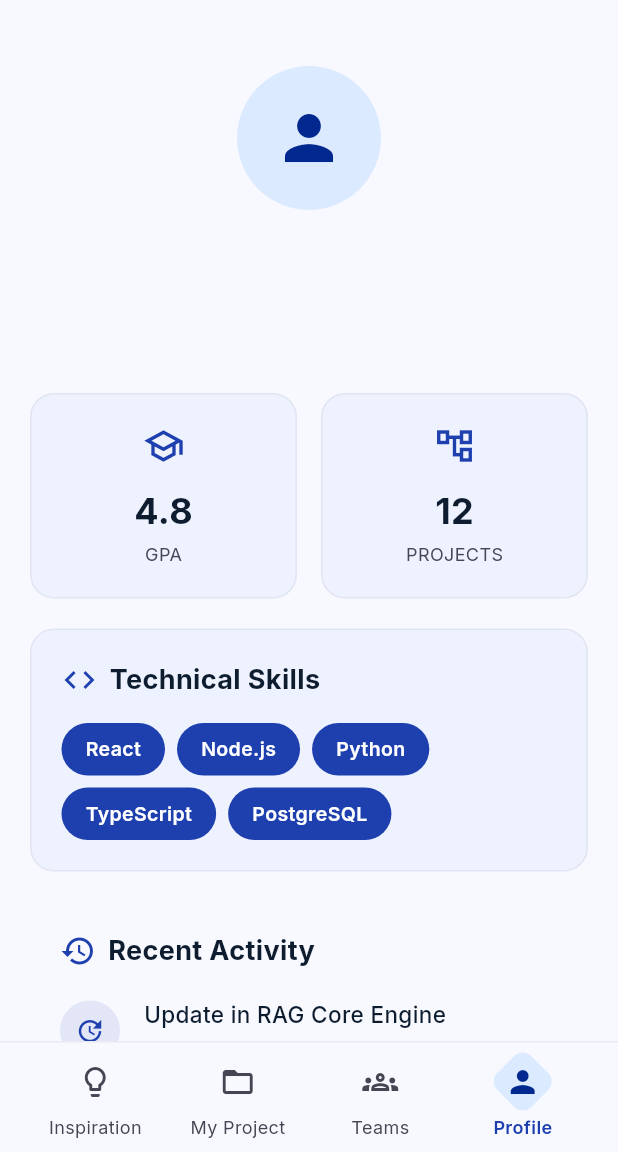
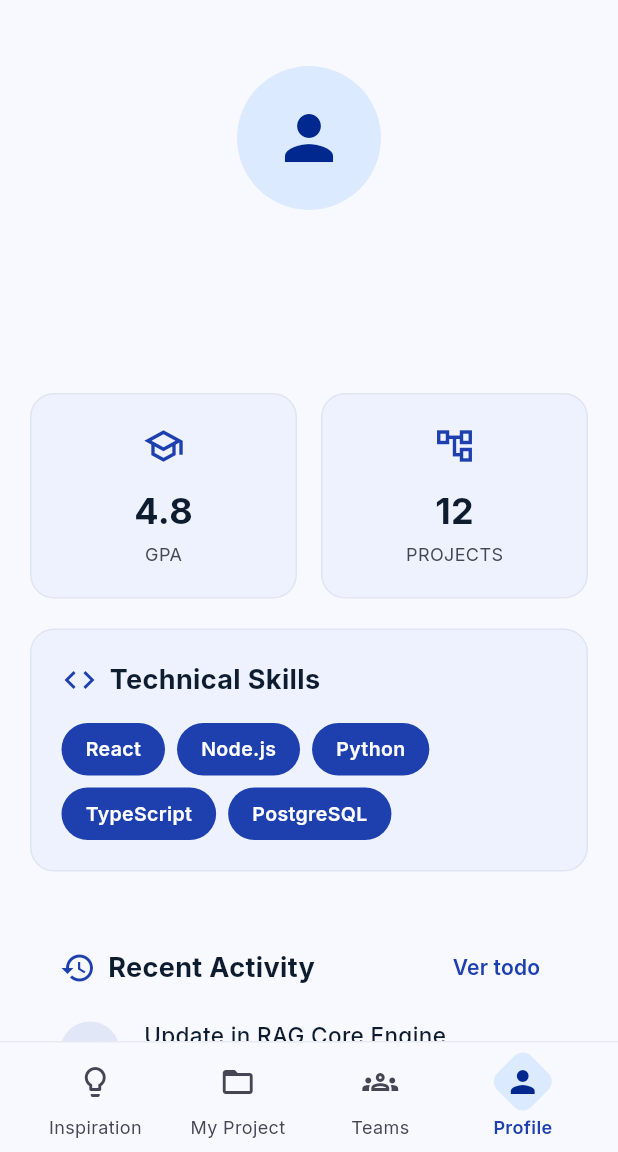
Before and after one commit to eduartrob/mobile-front-corvus, a Flutter app: the ProfilePage screen opened by its route, on a phone screen of 412 x 824 dp, the part 84-1236 px from its top. Run offline on Flutter 3.47's test engine with Material 3 defaults, Android fonts, the phone set to English and light mode, and no system bars; our stand-ins replace file_picker, firebase_core, firebase_messaging, flutter_local_notifications, flutter_secure_storage, flutter_svg and 5 more; accounts and stored records are empty.

Commit message:
feat(ui): add activity history page and recent activity section

```diff
--- a/lib/core/router/appRouter.dart
+++ b/lib/core/router/appRouter.dart
@@ -15,6 +15,7 @@ import 'package:mobile/features/prof_reviews/presentation/pages/prof_reviews_pag
 import 'package:mobile/features/prof_rules/presentation/pages/prof_rules_page.dart';
 import 'package:mobile/features/prof_history/presentation/pages/prof_history_page.dart';
 import 'package:mobile/features/prof_profile/presentation/pages/prof_profile_page.dart';
+import 'package:mobile/features/profile/presentation/pages/activity_history_page.dart';
 import 'package:mobile/core/router/main_layout.dart';
 import 'package:mobile/core/router/prof_main_layout.dart';
 
@@ -146,6 +147,10 @@ class AppRouter extends StatelessWidget {
           path: '/prof-profile',
           builder: (context, state) => const ProfProfilePage(),
         ),
+        GoRoute(
+          path: '/activity-history',
+          builder: (context, state) => const ActivityHistoryPage(),
+        ),
       ],
     );
 
--- a/lib/features/profile/presentation/pages/profile_page.dart
+++ b/lib/features/profile/presentation/pages/profile_page.dart
@@ -9,6 +9,7 @@ import 'package:mobile/l10n/app_localizations.dart';
 import '../widgets/student_header_info.dart';
 import '../widgets/student_stats_card.dart';
 import '../widgets/technical_skills_section.dart';
+import '../widgets/recent_activity_section.dart';
 
 class ProfilePage extends StatelessWidget {
   const ProfilePage({super.key});
@@ -49,48 +50,7 @@ class ProfilePage extends StatelessWidget {
 
             const SizedBox(height: 20),
 
-            Container(
-              width: double.infinity,
-              padding: const EdgeInsets.all(20),
-              decoration: const BoxDecoration(
-                color: Colors.transparent,
-              ),
-              child: Column(
-                crossAxisAlignment: CrossAxisAlignment.start,
-                children: [
-                  Row(
-                    children: [
-                      Icon(Icons.history, color: colorScheme.primary),
-                      const SizedBox(width: 8),
-                      Text(
-                        l10n.recentActivity,
-                        style: const TextStyle(
-                          fontSize: 18,
-                          fontWeight: FontWeight.bold,
-                        ),
-                      ),
-                    ],
-                  ),
-                  const SizedBox(height: 20),
-                  _buildActivityItem(
-                    context,
-                    icon: Icons.update,
-                    title: l10n.ragEngineUpdate,
-                    time: l10n.timeTwoHoursAgo,
-                  ),
-                  const Padding(
-                    padding: EdgeInsets.symmetric(vertical: 12),
-                    child: Divider(),
-                  ),
-                  _buildActivityItem(
-                    context,
-                    icon: Icons.menu_book,
-                    title: l10n.readingCompleted,
-                    time: l10n.timeYesterday,
-                  ),
-                ],
-              ),
-            ),
+            const RecentActivitySection(),
 
             const SizedBox(height: 24),
 
@@ -191,47 +151,3 @@ class ProfilePage extends StatelessWidget {
       ),
     );
   }
-
-  // _buildStatCard and _buildChip were extracted to external widgets
-
-  Widget _buildActivityItem(BuildContext context, {required IconData icon, required String title, required String time}) {
-    final colorScheme = Theme.of(context).colorScheme;
-    return Row(
-      crossAxisAlignment: CrossAxisAlignment.start,
-      children: [
-        Container(
-          padding: const EdgeInsets.all(10),
-          decoration: BoxDecoration(
-            color: colorScheme.primary.withOpacity(0.1),
-            shape: BoxShape.circle,
-          ),
-          child: Icon(icon, color: colorScheme.primary, size: 20),
-        ),
-        const SizedBox(width: 16),
-        Expanded(
-          child: Column(
-            crossAxisAlignment: CrossAxisAlignment.start,
-            children: [
-              Text(
-                title,
-                style: const TextStyle(
-                  fontSize: 15,
-                  fontWeight: FontWeight.w500,
-                  height: 1.3,
-                ),
-              ),
-              const SizedBox(height: 4),
-              Text(
-                time,
-                style: TextStyle(
-                  fontSize: 12,
-                  color: colorScheme.onSurfaceVariant,
-                ),
-              ),
-            ],
-          ),
-        ),
-      ],
-    );
-  }
-}
--- /dev/null
+++ b/lib/features/profile/presentation/widgets/activity_item_widget.dart
@@ -0,0 +1,56 @@
+import 'package:flutter/material.dart';
+
+class ActivityItemWidget extends StatelessWidget {
+  final IconData icon;
+  final String title;
+  final String time;
+
+  const ActivityItemWidget({
+    super.key,
+    required this.icon,
+    required this.title,
+    required this.time,
+  });
+
+  @override
+  Widget build(BuildContext context) {
+    final colorScheme = Theme.of(context).colorScheme;
+    return Row(
+      crossAxisAlignment: CrossAxisAlignment.start,
+      children: [
+        Container(
+          padding: const EdgeInsets.all(10),
+          decoration: BoxDecoration(
+            color: colorScheme.primary.withValues(alpha: 0.1),
+            shape: BoxShape.circle,
+          ),
+          child: Icon(icon, color: colorScheme.primary, size: 20),
+        ),
+        const SizedBox(width: 16),
+        Expanded(
+          child: Column(
+            crossAxisAlignment: CrossAxisAlignment.start,
+            children: [
+              Text(
+                title,
+                style: const TextStyle(
+                  fontSize: 15,
+                  fontWeight: FontWeight.w500,
+                  height: 1.3,
+                ),
+              ),
+              const SizedBox(height: 4),
+              Text(
+                time,
+                style: TextStyle(
+                  fontSize: 12,
+                  color: colorScheme.onSurfaceVariant,
+                ),
+              ),
+            ],
+          ),
+        ),
+      ],
+    );
+  }
+}
--- /dev/null
+++ b/lib/features/profile/presentation/widgets/recent_activity_section.dart
@@ -0,0 +1,70 @@
+import 'package:flutter/material.dart';
+import 'package:go_router/go_router.dart';
+import 'package:mobile/l10n/app_localizations.dart';
+import 'activity_item_widget.dart';
+
+class RecentActivitySection extends StatelessWidget {
+  const RecentActivitySection({super.key});
+
+  @override
+  Widget build(BuildContext context) {
+    final colorScheme = Theme.of(context).colorScheme;
+    final l10n = AppLocalizations.of(context)!;
+
+    return Container(
+      width: double.infinity,
+      padding: const EdgeInsets.all(20),
+      decoration: const BoxDecoration(
+        color: Colors.transparent,
+      ),
+      child: Column(
+        crossAxisAlignment: CrossAxisAlignment.start,
+        children: [
+          Row(
+            mainAxisAlignment: MainAxisAlignment.spaceBetween,
+            children: [
+              Row(
+                children: [
+                  Icon(Icons.history, color: colorScheme.primary),
+                  const SizedBox(width: 8),
+                  Text(
+                    l10n.recentActivity,
+                    style: const TextStyle(
+                      fontSize: 18,
+                      fontWeight: FontWeight.bold,
+                    ),
+                  ),
+                ],
+              ),
+              TextButton(
+                onPressed: () => context.push('/activity-history'),
+                child: Text(
+                  'Ver todo',
+                  style: TextStyle(
+                    color: colorScheme.primary,
+                    fontWeight: FontWeight.w600,
+                  ),
+                ),
+              ),
+            ],
+          ),
+          const SizedBox(height: 12),
+          ActivityItemWidget(
+            icon: Icons.update,
+            title: l10n.ragEngineUpdate,
+            time: l10n.timeTwoHoursAgo,
+          ),
+          const Padding(
+            padding: EdgeInsets.symmetric(vertical: 12),
+            child: Divider(),
+          ),
+          ActivityItemWidget(
+            icon: Icons.menu_book,
+            title: l10n.readingCompleted,
+            time: l10n.timeYesterday,
+          ),
+        ],
+      ),
+    );
+  }
+}
```
Also changed, not shown: lib/features/profile/presentation/pages/activity_history_page.dart (added, +90 -0 lines).
